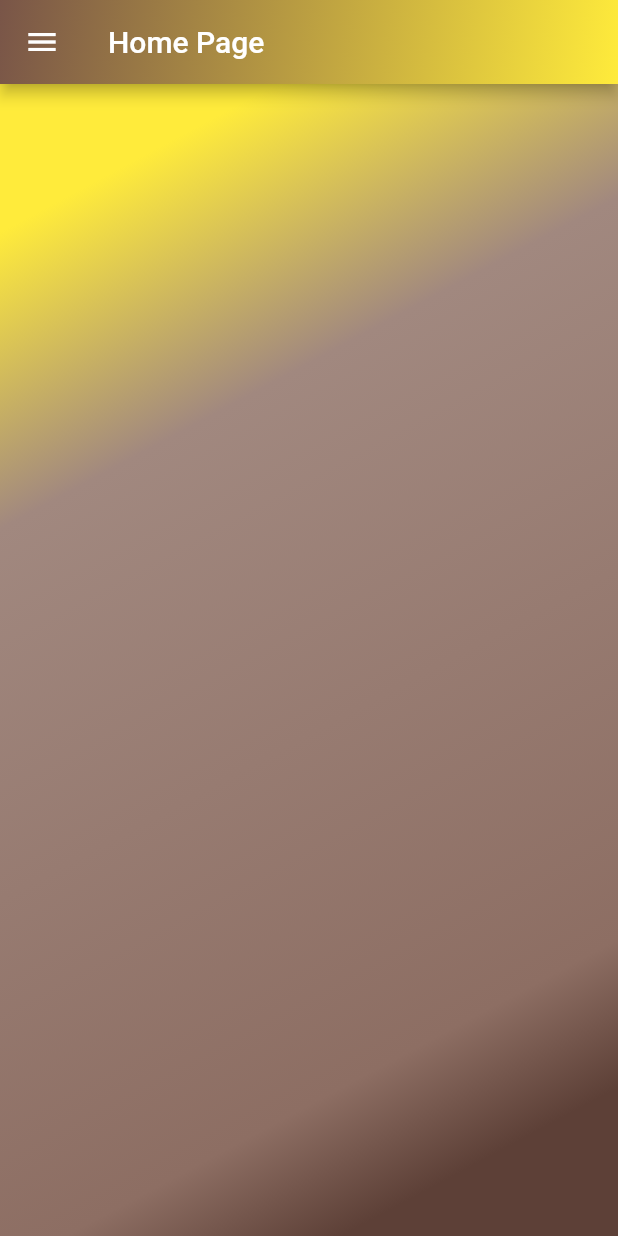
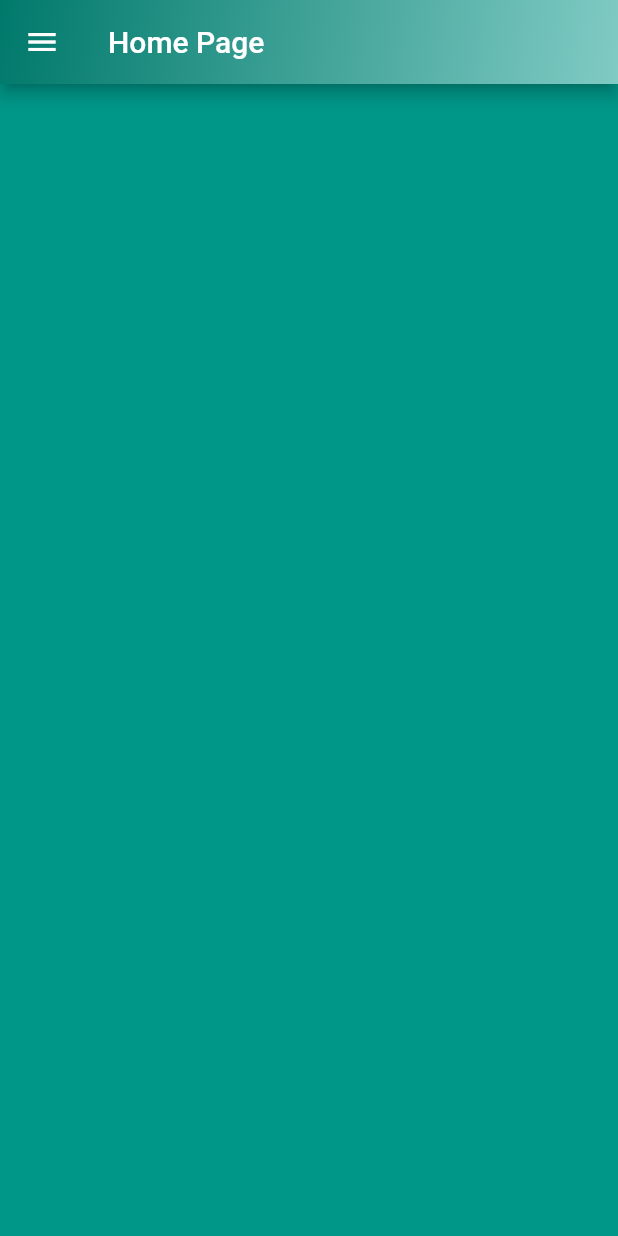
Before and after one commit to RickBaird/senior-project, a Flutter app: the screen it shows after launch, after a tap on "Sign in with Google", on a phone screen of 412 x 824 dp. Run offline on Flutter 3.47's test engine with Material 2 defaults, Android fonts, the phone set to English and light mode, and no system bars; our stand-ins replace cached_network_image, cloud_firestore, firebase_auth, firebase_messaging, firebase_storage, flutter_local_notifications and 6 more; accounts and stored records are empty; network calls fail.

Commit message:
Update home.dart

```diff
--- a/lib/home.dart
+++ b/lib/home.dart
@@ -36,8 +36,8 @@ class HomePage extends StatelessWidget {
                       begin: Alignment.topLeft,
                       end: Alignment.bottomRight,
                       colors: <Color>[
-                        Colors.brown,
-                        Colors.yellow,
+                        Colors.teal[700],
+                        Colors.teal[200],
                       ]
                   )
               ),
@@ -54,8 +54,8 @@ class HomePage extends StatelessWidget {
                             begin: Alignment.center,
                             end: Alignment.bottomRight,
                             colors: <Color>[
-                              Colors.brown,
-                              Colors.yellow,
+                              Colors.teal[700],
+                              Colors.teal[200],
                             ]
                         )
                     ),
@@ -119,35 +119,36 @@ class HomePage extends StatelessWidget {
               )
           ),
           body: Container(
-            decoration: BoxDecoration(
-                color: greyColor,
-                /* INSANE SHADOW */
-                boxShadow: [
-                  BoxShadow(
-                      color: Colors.grey[600],
-                      offset: Offset(4.0, 4.0),
-                      blurRadius: 15.0,
-                      spreadRadius: 1.0
-                  ),
-                  BoxShadow(
-                      color: Colors.white,
-                      offset: Offset(-4.0, -4.0),
-                      blurRadius: 15.0,
-                      spreadRadius: 1.0
-                  ),
-                ],
-                gradient: LinearGradient(
-                  begin: Alignment.topLeft,
-                  end: Alignment.bottomRight,
-                  colors: [
-                    Colors.yellow[500],
-                    Colors.brown[300],
-                    Colors.brown[400],
-                    Colors.brown[700],
-                  ],
-                  stops: [0.1, 0.3, 0.8, 0.9],
-                )
-            ),
+            color: Colors.teal[500],
+//            decoration: BoxDecoration(
+//                color: greyColor,
+//                /* INSANE SHADOW */
+//                boxShadow: [
+//                  BoxShadow(
+//                      color: Colors.grey[600],
+//                      offset: Offset(4.0, 4.0),
+//                      blurRadius: 15.0,
+//                      spreadRadius: 1.0
+//                  ),
+//                  BoxShadow(
+//                      color: Colors.white,
+//                      offset: Offset(-4.0, -4.0),
+//                      blurRadius: 15.0,
+//                      spreadRadius: 1.0
+//                  ),
+//                ],
+//                gradient: LinearGradient(
+//                  begin: Alignment.topLeft,
+//                  end: Alignment.bottomRight,
+//                  colors: [
+//                    Colors.yellow[500],
+//                    Colors.brown[300],
+//                    Colors.brown[400],
+//                    Colors.brown[700],
+//                  ],
+//                  stops: [0.1, 0.3, 0.8, 0.9],
+//                )
+//            ),
             // Center is a layout widget. It takes a single child and positions it
             // in the middle of the parent.
             child: Stack(
@@ -260,7 +261,6 @@ class HomePage extends StatelessWidget {
                   decoration: BoxDecoration(
                     shape: BoxShape.circle,
                     color: greyColor,
-                    /* INSANE SHADOW */
                     boxShadow: [
                       BoxShadow(
                         color: Colors.grey[600],
```
